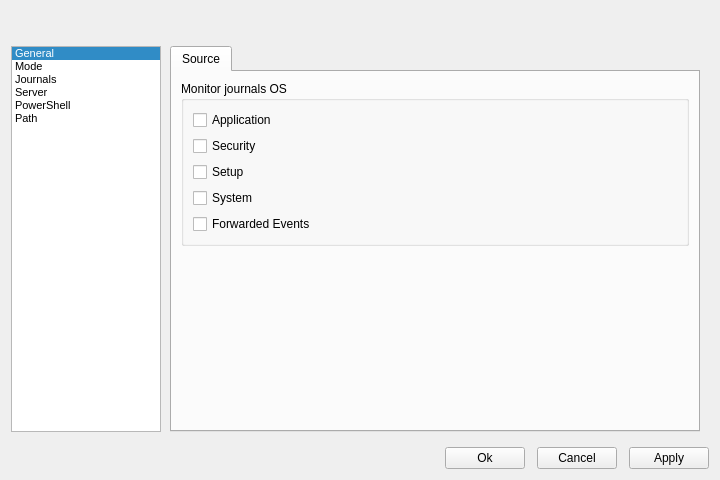
Old version of the form Agent-Win64/settingswidget.ui in the repository aldonin/SIEM.
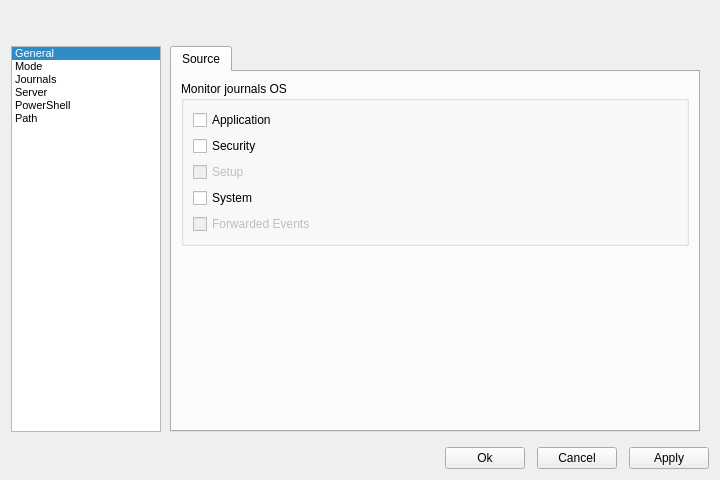
New version of the form. The open tabs and pages were chosen to show the change. Icons and pictures are not drawn.

The edit to the form file:
```diff
--- a/Agent-Win64/settingswidget.ui
+++ b/Agent-Win64/settingswidget.ui
@@ -407,6 +407,9 @@
                   </item>
                   <item>
                    <widget class="QCheckBox" name="setupBox">
+                    <property name="enabled">
+                     <bool>false</bool>
+                    </property>
                     <property name="text">
                      <string>Setup</string>
                     </property>
@@ -421,6 +424,9 @@
                   </item>
                   <item>
                    <widget class="QCheckBox" name="feBox">
+                    <property name="enabled">
+                     <bool>false</bool>
+                    </property>
                     <property name="text">
                      <string>Forwarded Events</string>
                     </property>
```
